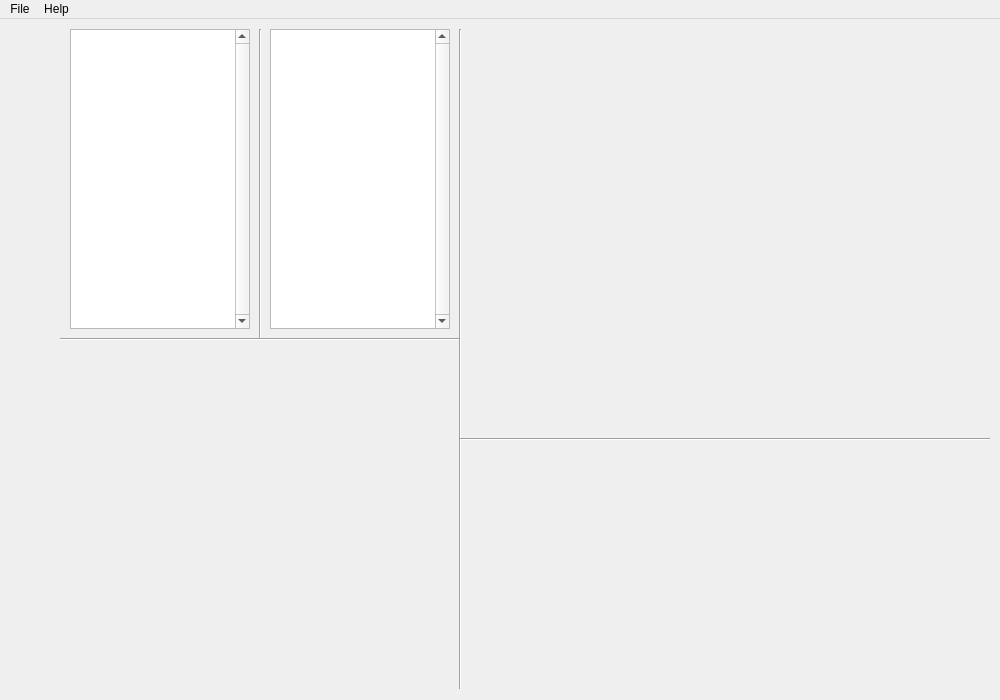
Above: tfne/visualizer/codeepneat/tfnev_codeepneat_mainwindow_ui.ui from YangZhafou/Tensorflow-Neuroevolution before the change. Below: the same form after it.
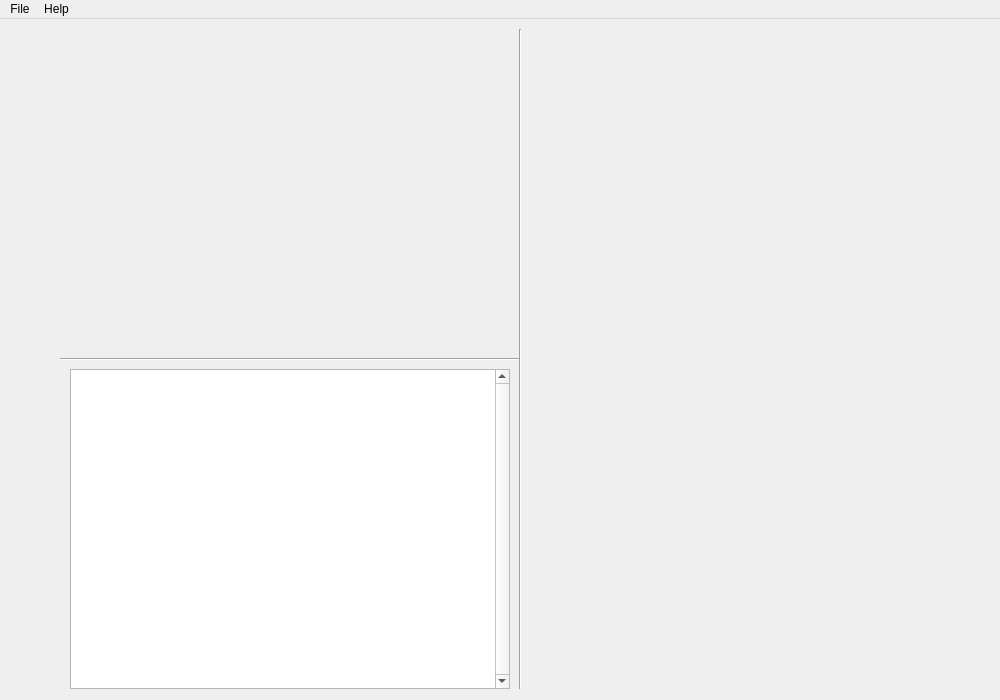
That is the form after the change.

Commit message: Adjust basic ui layout for codeepneat genome analysis, shifting different modes into widgets, who are themselves children of the centralwidget

Patch:
```diff
--- a/tfne/visualizer/codeepneat/tfnev_codeepneat_mainwindow_ui.ui
+++ b/tfne/visualizer/codeepneat/tfnev_codeepneat_mainwindow_ui.ui
@@ -17,109 +17,54 @@
    <property name="enabled">
     <bool>true</bool>
    </property>
-   <widget class="Line" name="vline_1">
-    <property name="geometry">
-     <rect>
-      <x>250</x>
-      <y>10</y>
-      <width>20</width>
-      <height>310</height>
-     </rect>
-    </property>
-    <property name="orientation">
-     <enum>Qt::Vertical</enum>
-    </property>
-   </widget>
-   <widget class="Line" name="vline_2">
-    <property name="geometry">
-     <rect>
-      <x>450</x>
-      <y>10</y>
-      <width>20</width>
-      <height>660</height>
-     </rect>
-    </property>
-    <property name="orientation">
-     <enum>Qt::Vertical</enum>
-    </property>
-   </widget>
-   <widget class="QListWidget" name="list_generations">
-    <property name="geometry">
-     <rect>
-      <x>70</x>
-      <y>10</y>
-      <width>180</width>
-      <height>300</height>
-     </rect>
-    </property>
-    <property name="verticalScrollBarPolicy">
-     <enum>Qt::ScrollBarAlwaysOn</enum>
-    </property>
-   </widget>
-   <widget class="QListWidget" name="list_genomes">
-    <property name="geometry">
-     <rect>
-      <x>270</x>
-      <y>10</y>
-      <width>180</width>
-      <height>300</height>
-     </rect>
-    </property>
-    <property name="verticalScrollBarPolicy">
-     <enum>Qt::ScrollBarAlwaysOn</enum>
-    </property>
-   </widget>
-   <widget class="Line" name="hline_1">
+   <widget class="QWidget" name="widget_genome_analysis" native="true">
     <property name="geometry">
      <rect>
       <x>60</x>
-      <y>310</y>
-      <width>400</width>
-      <height>20</height>
+      <y>10</y>
+      <width>930</width>
+      <height>660</height>
      </rect>
     </property>
-    <property name="orientation">
-     <enum>Qt::Horizontal</enum>
-    </property>
-   </widget>
-   <widget class="Line" name="hline_2">
+    <widget class="Line" name="ga_vline_1">
     <property name="geometry">
      <rect>
-      <x>460</x>
-      <y>410</y>
-      <width>530</width>
-      <height>20</height>
+       <x>450</x>
+       <y>0</y>
+       <width>20</width>
+       <height>660</height>
      </rect>
     </property>
     <property name="orientation">
-     <enum>Qt::Horizontal</enum>
-    </property>
-   </widget>
-   <widget class="QLabel" name="lbl_generation_info">
+      <enum>Qt::Vertical</enum>
+     </property>
+    </widget>
+    <widget class="Line" name="ga_hline_1">
     <property name="geometry">
      <rect>
-      <x>70</x>
-      <y>330</y>
-      <width>380</width>
+       <x>0</x>
+       <y>320</y>
+       <width>460</width>
       <height>20</height>
      </rect>
     </property>
-    <property name="text">
-     <string>&lt;generation information displayed here&gt;</string>
-    </property>
-   </widget>
-   <widget class="QLabel" name="lbl_genome_info">
+     <property name="orientation">
+      <enum>Qt::Horizontal</enum>
+     </property>
+    </widget>
+    <widget class="QListWidget" name="ga_list_generations">
     <property name="geometry">
      <rect>
-      <x>470</x>
-      <y>430</y>
-      <width>530</width>
-      <height>20</height>
-     </rect>
-    </property>
-    <property name="text">
-     <string>&lt;genome information displayed here&gt;</string>
-    </property>
+       <x>10</x>
+       <y>340</y>
+       <width>440</width>
+       <height>320</height>
+      </rect>
+     </property>
+     <property name="verticalScrollBarPolicy">
+      <enum>Qt::ScrollBarAlwaysOn</enum>
+     </property>
+    </widget>
    </widget>
   </widget>
   <widget class="QMenuBar" name="menubar">
```
Left out of the diff: 2 changed lines with no effect on the pictures. Lines whose indentation alone changed are shown as unchanged. The commit also changes 2 other files.
